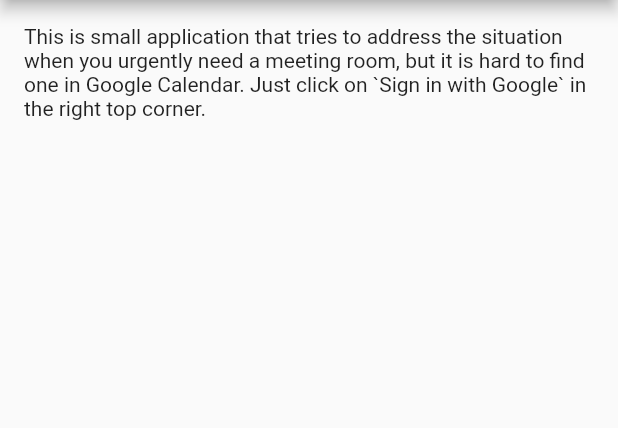
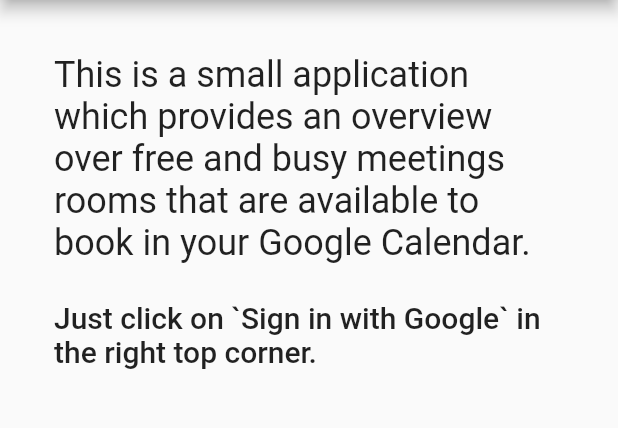
Before and after one commit to zakhio/meeting-rooms, a Flutter app: the screen it shows after launch, on a phone screen of 412 x 824 dp, the part 84-512 px from its top. Run offline on Flutter 3.47's test engine with Material 2 defaults, Android fonts, the light colour scheme and no system bars; our stand-ins replace bloc, flutter_bloc, google_sign_in, googleapis_auth, material_design_icons_flutter; missing offline and left inert: extension_google_sign_in_as_googleapis_auth, googleapis; generated files the repository leaves out were written again.

Commit message:
Clarifies what application is doing on the main not authorized page

```diff
--- a/lib/app/view/application_information.dart
+++ b/lib/app/view/application_information.dart
@@ -6,9 +6,24 @@
 
   @override
   Widget build(BuildContext context) {
-    return const Text('This is small application that tries to '
-        'address the situation when you urgently need a meeting room, '
-        'but it is hard to find one in Google Calendar. '
-        'Just click on `Sign in with Google` in the right top corner.');
+    return Padding(
+      padding: const EdgeInsets.all(20),
+      child: Column(
+        crossAxisAlignment: CrossAxisAlignment.start,
+        children: [
+          Text(
+            'This is a small application which provides an overview over free '
+            'and busy meetings rooms that are available to book in your Google '
+            'Calendar.',
+            style: Theme.of(context).textTheme.headline5,
+          ),
+          const SizedBox(height: 24),
+          Text(
+            'Just click on `Sign in with Google` in the right top corner.',
+            style: Theme.of(context).textTheme.headline6,
+          ),
+        ],
+      ),
+    );
   }
 }
```
